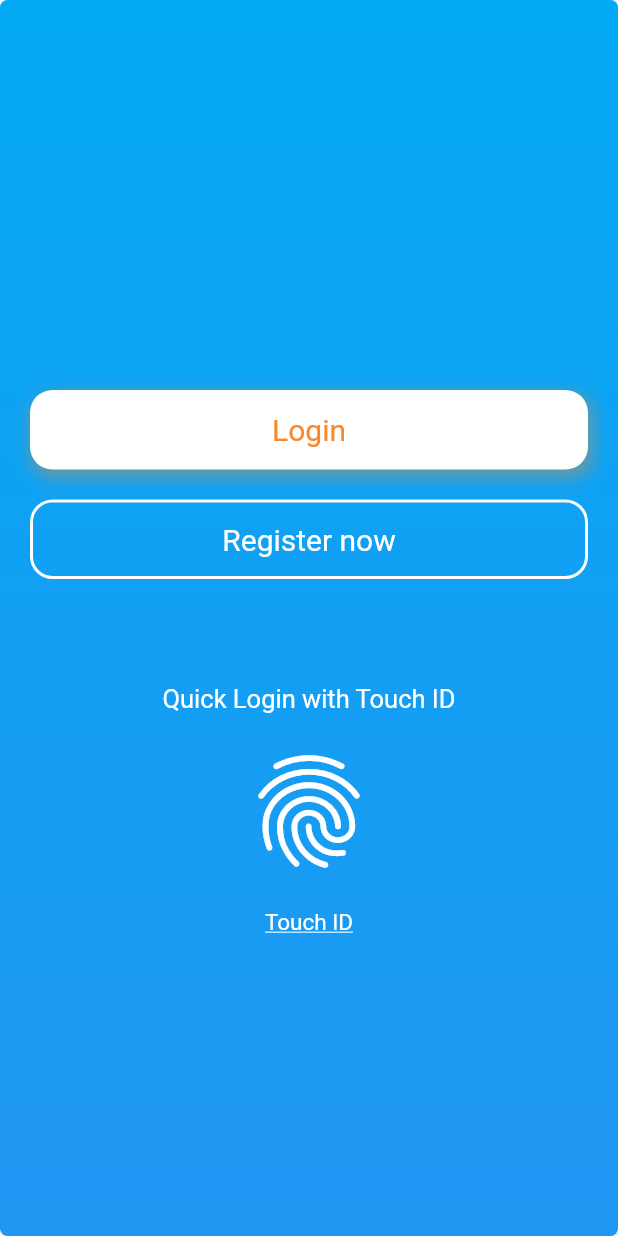
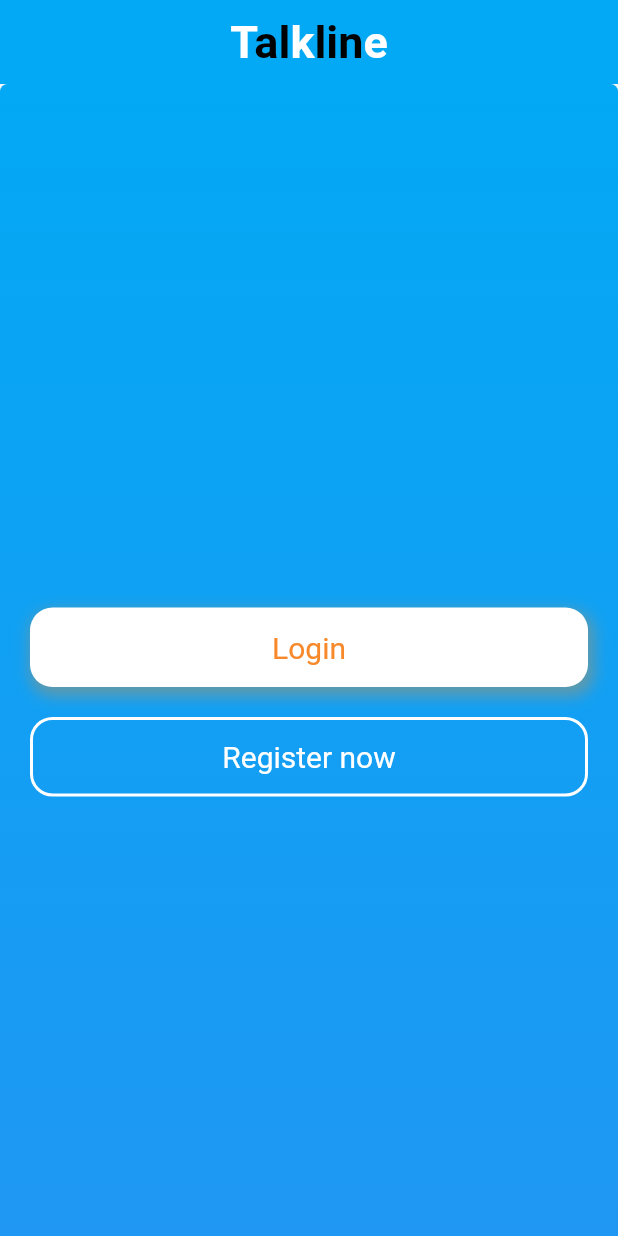
Before and after one commit to asamoah-fred/chat_app, a Flutter app: the screen it shows after launch, on a phone screen of 412 x 824 dp. Run offline on Flutter 3.47's test engine with Material 2 defaults, Android fonts, the light colour scheme and no system bars.

Commit message:
Set App Name

```diff
--- a/lib/main.dart
+++ b/lib/main.dart
@@ -3,6 +3,7 @@
 
 void main() {
   runApp(const MyApp());
+
 }
 
 class MyApp extends StatelessWidget {
--- a/lib/screens/welcomepage.dart
+++ b/lib/screens/welcomepage.dart
@@ -13,6 +13,53 @@ class _WelcomePageState extends State<WelcomePage> {
   @override
   Widget build(BuildContext context) {
     return Scaffold(
+      appBar: AppBar(
+        title: Center(
+          child: RichText(
+            textAlign: TextAlign.center,
+            text: const TextSpan(
+              text: 'T',
+              style: TextStyle(
+                fontSize: 30,
+                fontWeight: FontWeight.w700,
+                color: Colors.white,
+              ),
+              children: [
+                TextSpan(
+                  text: 'al',
+                  style: TextStyle(
+                    color: Colors.black,
+                    fontSize: 30,
+                  ),
+                ),
+                TextSpan(
+                  text: 'k',
+                  style: TextStyle(
+                    color: Colors.white,
+                    fontSize: 30,
+                  ),
+                ),
+                TextSpan(
+                  text: 'lin',
+                  style: TextStyle(
+                    color: Colors.black,
+                    fontSize: 30,
+                  ),
+                ),
+                TextSpan(
+                  text: 'e',
+                  style: TextStyle(
+                    color: Colors.white,
+                    fontSize: 30,
+                  ),
+                ),
+              ],
+            ),
+          ),
+        ),
+        elevation: 0,
+        backgroundColor: Colors.lightBlue,
+      ),
       body: SingleChildScrollView(
         child: Container(
           padding: const EdgeInsets.symmetric(horizontal: 20),
@@ -42,9 +89,6 @@ class _WelcomePageState extends State<WelcomePage> {
             crossAxisAlignment: CrossAxisAlignment.center,
             mainAxisAlignment: MainAxisAlignment.center,
             children: [
-              const SizedBox(
-                height: 80,
-              ),
               InkWell(
                 onTap: () {
                   Navigator.push(
@@ -128,45 +172,6 @@ class _WelcomePageState extends State<WelcomePage> {
                   ),
                 ),
               ),
-              const SizedBox(
-                height: 30,
-              ),
-              Container(
-                margin: const EdgeInsets.only(
-                  top: 40,
-                  bottom: 20,
-                ),
-                child: Column(
-                  children: const [
-                    Text(
-                      'Quick Login with Touch ID',
-                      style: TextStyle(
-                        color: Colors.white,
-                        fontSize: 17,
-                      ),
-                    ),
-                    SizedBox(
-                      height: 20,
-                    ),
-                    Icon(
-                      Icons.fingerprint,
-                      size: 90,
-                      color: Colors.white,
-                    ),
-                    SizedBox(
-                      height: 20,
-                    ),
-                    Text(
-                      'Touch ID',
-                      style: TextStyle(
-                        color: Colors.white,
-                        fontSize: 15,
-                        decoration: TextDecoration.underline,
-                      ),
-                    ),
-                  ],
-                ),
-              ),
             ],
           ),
         ),
```
